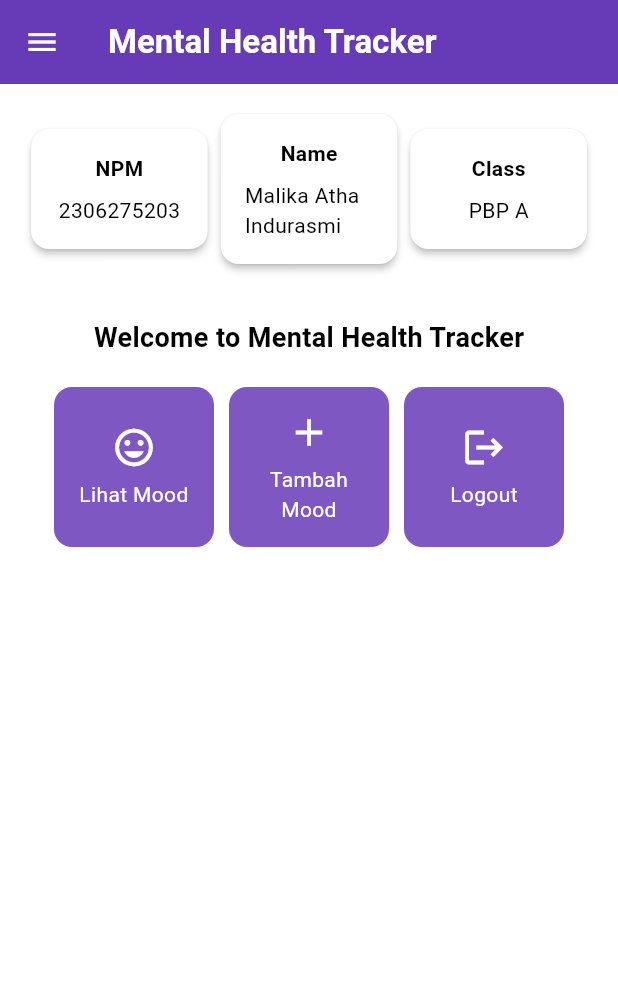
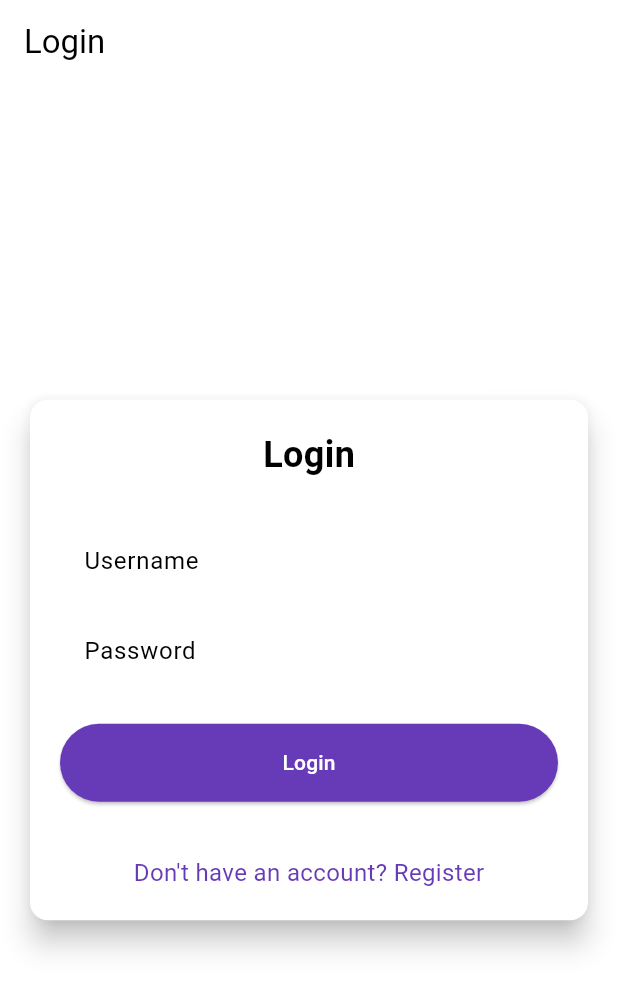
Before and after one commit to malikaatha/mental-health-tracker-mobile, a Flutter app: the screen it shows after launch, on a phone screen of 412 x 824 dp. Shown: the top 991 px of the screen. Run offline on Flutter 3.47's test engine with Material 3 defaults, Android fonts, the phone set to English and light mode, and no system bars; missing offline and left inert: pbp_django_auth.

Commit message:
yes tutor 8

```diff
--- a/mental_health_tracker/lib/main.dart
+++ b/mental_health_tracker/lib/main.dart
@@ -1,5 +1,8 @@
 import 'package:flutter/material.dart';
 import 'package:mental_health_tracker/screens/menu.dart';
+import 'package:mental_health_tracker/screens/login.dart';
+import 'package:pbp_django_auth/pbp_django_auth.dart';
+import 'package:provider/provider.dart';
 
 
 void main() {
@@ -9,33 +12,23 @@ void main() {
 class MyApp extends StatelessWidget {
   const MyApp({super.key});
 
-  // This widget is the root of your application.
   @override
   Widget build(BuildContext context) {
-    return MaterialApp(
-      title: 'Flutter Demo',
-      theme: ThemeData(
-        // This is the theme of your application.
-        //
-        // TRY THIS: Try running your application with "flutter run". You'll see
-        // the application has a purple toolbar. Then, without quitting the app,
-        // try changing the seedColor in the colorScheme below to Colors.green
-        // and then invoke "hot reload" (save your changes or press the "hot
-        // reload" button in a Flutter-supported IDE, or press "r" if you used
-        // the command line to start the app).
-        //
-        // Notice that the counter didn't reset back to zero; the application
-        // state is not lost during the reload. To reset the state, use hot
-        // restart instead.
-        //
-        // This works for code too, not just values: Most code changes can be
-        // tested with just a hot reload.
-        colorScheme: ColorScheme.fromSwatch(
-          primarySwatch: Colors.deepPurple,
-        ).copyWith(secondary: Colors.deepPurple[400]),
-        useMaterial3: true,
+    return Provider(
+      create: (_) {
+        CookieRequest request = CookieRequest();
+        return request;
+      },
+      child: MaterialApp(
+        title: 'Mental Health Tracker',
+        theme: ThemeData(
+          useMaterial3: true,
+          colorScheme: ColorScheme.fromSwatch(
+            primarySwatch: Colors.deepPurple,
+          ).copyWith(secondary: Colors.deepPurple[400]),
+        ),
+        home: const LoginPage(),
       ),
-      home: MyHomePage(),
     );
   }
 }
--- /dev/null
+++ b/mental_health_tracker/lib/screens/login.dart
@@ -0,0 +1,182 @@
+import 'package:mental_health_tracker/screens/menu.dart';
+import 'package:mental_health_tracker/screens/register.dart';
+import 'package:flutter/material.dart';
+import 'package:pbp_django_auth/pbp_django_auth.dart';
+import 'package:provider/provider.dart';
+// TODO: Import halaman RegisterPage jika sudah dibuat
+
+void main() {
+  runApp(const LoginApp());
+}
+
+class LoginApp extends StatelessWidget {
+  const LoginApp({super.key});
+
+  @override
+  Widget build(BuildContext context) {
+    return MaterialApp(
+      title: 'Login',
+      theme: ThemeData(
+        useMaterial3: true,
+        colorScheme: ColorScheme.fromSwatch(
+          primarySwatch: Colors.deepPurple,
+        ).copyWith(secondary: Colors.deepPurple[400]),
+      ),
+      home: const LoginPage(),
+    );
+  }
+}
+
+class LoginPage extends StatefulWidget {
+  const LoginPage({super.key});
+
+  @override
+  State<LoginPage> createState() => _LoginPageState();
+}
+
+class _LoginPageState extends State<LoginPage> {
+  final TextEditingController _usernameController = TextEditingController();
+  final TextEditingController _passwordController = TextEditingController();
+
+  @override
+  Widget build(BuildContext context) {
+    final request = context.watch<CookieRequest>();
+
+    return Scaffold(
+      appBar: AppBar(
+        title: const Text('Login'),
+      ),
+      body: Center(
+        child: SingleChildScrollView(
+          padding: const EdgeInsets.all(16.0),
+          child: Card(
+            elevation: 8,
+            shape: RoundedRectangleBorder(
+              borderRadius: BorderRadius.circular(12.0),
+            ),
+            child: Padding(
+              padding: const EdgeInsets.all(20.0),
+              child: Column(
+                mainAxisSize: MainAxisSize.min,
+                children: [
+                  const Text(
+                    'Login',
+                    style: TextStyle(
+                      fontSize: 24.0,
+                      fontWeight: FontWeight.bold,
+                    ),
+                  ),
+                  const SizedBox(height: 30.0),
+                  TextField(
+                    controller: _usernameController,
+                    decoration: const InputDecoration(
+                      labelText: 'Username',
+                      hintText: 'Enter your username',
+                      border: OutlineInputBorder(
+                        borderRadius: BorderRadius.all(Radius.circular(12.0)),
+                      ),
+                      contentPadding:
+                          EdgeInsets.symmetric(horizontal: 12.0, vertical: 8.0),
+                    ),
+                  ),
+                  const SizedBox(height: 12.0),
+                  TextField(
+                    controller: _passwordController,
+                    decoration: const InputDecoration(
+                      labelText: 'Password',
+                      hintText: 'Enter your password',
+                      border: OutlineInputBorder(
+                        borderRadius: BorderRadius.all(Radius.circular(12.0)),
+                      ),
+                      contentPadding:
+                          EdgeInsets.symmetric(horizontal: 12.0, vertical: 8.0),
+                    ),
+                    obscureText: true,
+                  ),
+                  const SizedBox(height: 24.0),
+                  ElevatedButton(
+                    onPressed: () async {
+                      String username = _usernameController.text;
+                      String password = _passwordController.text;
+
+                      // Cek kredensial
+                      // TODO: Ganti URL dan jangan lupa tambahkan trailing slash (/) di akhir URL!
+                      // Untuk menyambungkan Android emulator dengan Django pada localhost,
+                      // gunakan URL http://10.0.2.2/
+                      final response = await request
+                          .login("http://127.0.0.1:8000/auth/login/", {
+                        'username': username,
+                        'password': password,
+                      });
+
+                      if (request.loggedIn) {
+                        String message = response['message'];
+                        String uname = response['username'];
+                        if (context.mounted) {
+                          Navigator.pushReplacement(
+                            context,
+                            MaterialPageRoute(
+                                builder: (context) => MyHomePage()),
+                          );
+                          ScaffoldMessenger.of(context)
+                            ..hideCurrentSnackBar()
+                            ..showSnackBar(
+                              SnackBar(
+                                  content:
+                                      Text("$message Selamat datang, $uname.")),
+                            );
+                        }
+                      } else {
+                        if (context.mounted) {
+                          showDialog(
+                            context: context,
+                            builder: (context) => AlertDialog(
+                              title: const Text('Login Gagal'),
+                              content: Text(response['message']),
+                              actions: [
+                                TextButton(
+                                  child: const Text('OK'),
+                                  onPressed: () {
+                                    Navigator.pop(context);
+                                  },
+                                ),
+                              ],
+                            ),
+                          );
+                        }
+                      }
+                    },
+                    style: ElevatedButton.styleFrom(
+                      foregroundColor: Colors.white,
+                      minimumSize: Size(double.infinity, 50),
+                      backgroundColor: Theme.of(context).colorScheme.primary,
+                      padding: const EdgeInsets.symmetric(vertical: 16.0),
+                    ),
+                    child: const Text('Login'),
+                  ),
+                  const SizedBox(height: 36.0),
+                  GestureDetector(
+                    onTap: () {
+                      Navigator.push(
+                        context,
+                        MaterialPageRoute(
+                            builder: (context) => const RegisterPage()),
+                      );
+                    },
+                    child: Text(
+                      'Don\'t have an account? Register',
+                      style: TextStyle(
+                        color: Theme.of(context).colorScheme.primary,
+                        fontSize: 16.0,
+                      ),
+                    ),
+                  ),
+                ],
+              ),
+            ),
+          ),
+        ),
+      ),
+    );
+  }
+}
--- a/mental_health_tracker/pubspec.yaml
+++ b/mental_health_tracker/pubspec.yaml
@@ -35,6 +35,9 @@ dependencies:
   # The following adds the Cupertino Icons font to your application.
   # Use with the CupertinoIcons class for iOS style icons.
   cupertino_icons: ^1.0.8
+  provider: ^6.1.2
+  pbp_django_auth: ^0.4.0
+  http: ^1.2.2
 
 dev_dependencies:
   flutter_test:
```
Also changed, not shown: mental_health_tracker/lib/models/mood_entry.dart (added, +65 -0 lines), mental_health_tracker/lib/screens/list_moodentry.dart (added, +94 -0 lines), mental_health_tracker/lib/screens/register.dart (added, +166 -0 lines), mental_health_tracker/lib/widgets/left_drawer.dart (+13 -0 lines), mental_health_tracker/lib/widgets/mood_card.dart (+8 -1 lines), mental_health_tracker/pubspec.lock, 2 other files.
